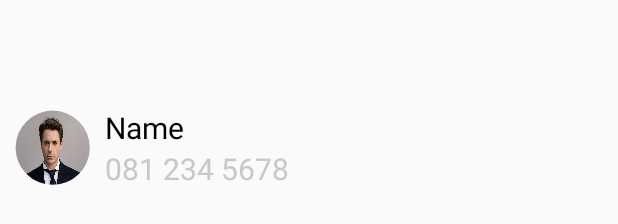
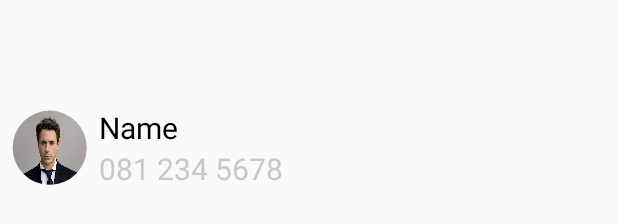
Before and after one commit to ultimagz/AppManHR, an Android app: the layout layout_row.xml on its own in the app's theme, with its tools: preview values and no code run, on a phone screen of 412 x 824 dp. Shown: the part 470-694 px from the top of the screen. Run offline under Robolectric (Android 15) with nearby library versions, the phone set to English and light mode, and no system bars.

Commit message:
- Edit layout

```diff
--- a/app/src/main/res/layout/fragment_list.xml
+++ b/app/src/main/res/layout/fragment_list.xml
@@ -9,6 +9,8 @@
         android:id="@+id/listView"
         android:layout_width="match_parent"
         android:layout_height="wrap_content"
+        android:divider="@android:color/transparent"
+        android:dividerHeight="0dp"
         android:scrollbars="none" />
 
     <LinearLayout
--- a/app/src/main/res/layout/layout_row.xml
+++ b/app/src/main/res/layout/layout_row.xml
@@ -10,14 +10,14 @@
         android:layout_width="50dp"
         android:layout_height="50dp"
         android:layout_gravity="center_vertical"
-        android:layout_marginLeft="10dp"
+        android:layout_marginLeft="8dp"
         android:src="@drawable/downeyjr"/>
 
     <LinearLayout
         android:layout_width="match_parent"
         android:layout_height="wrap_content"
         android:layout_gravity="center_vertical"
-        android:layout_marginLeft="10dp"
+        android:layout_marginLeft="8dp"
         android:orientation="vertical">
         <TextView
             android:id="@+id/contact_title"
```
Also changed, not shown: app/src/main/res/layout/header_list.xml (+15 -6 lines), app/src/main/res/layout/main_activity.xml (+4 -7 lines).
